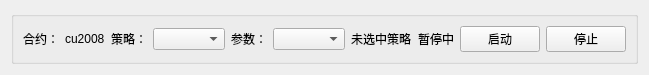
Before: the Qt Designer form mm_tradecontrol.ui in ChengruiGu/CMF_Marketmaker, drawn with Qt 5.
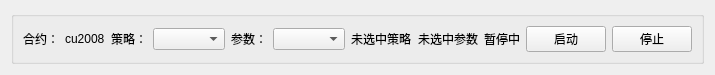
After: the same form once the commit is applied.

```diff
--- a/mm_tradecontrol.ui
+++ b/mm_tradecontrol.ui
@@ -6,7 +6,7 @@
    <rect>
     <x>0</x>
     <y>0</y>
-    <width>632</width>
+    <width>698</width>
     <height>61</height>
    </rect>
   </property>
@@ -93,6 +93,13 @@
         </property>
        </widget>
       </item>
+      <item>
+       <widget class="QLabel" name="label_7">
+        <property name="text">
+         <string>未选中参数</string>
+        </property>
+       </widget>
+      </item>
       <item>
        <widget class="QLabel" name="label_3">
         <property name="text">
```
